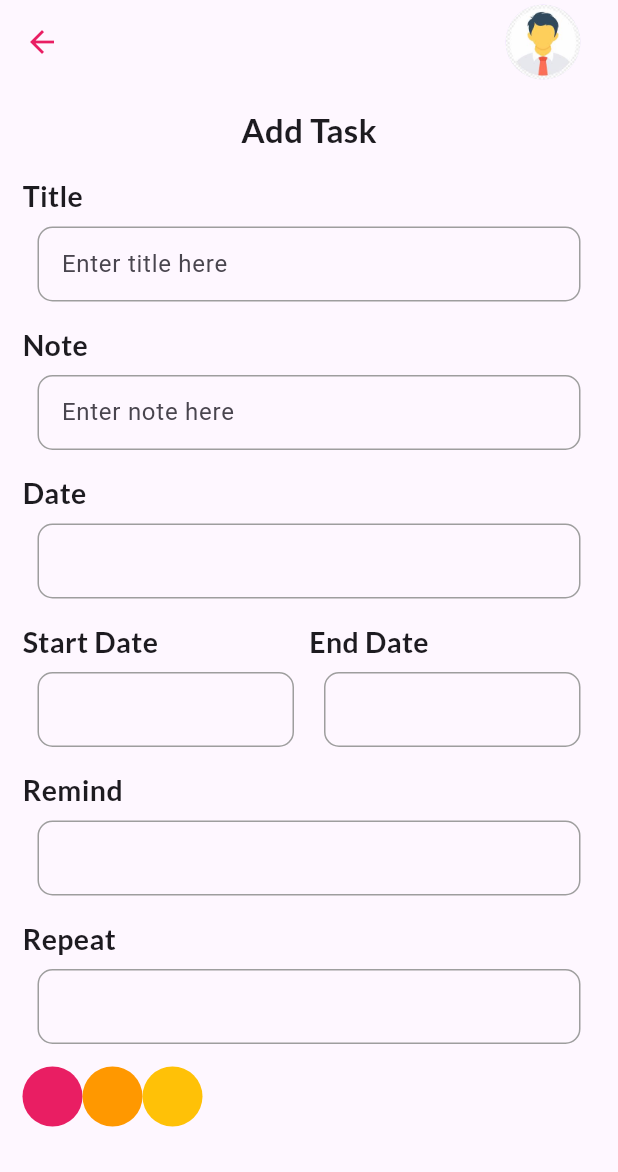
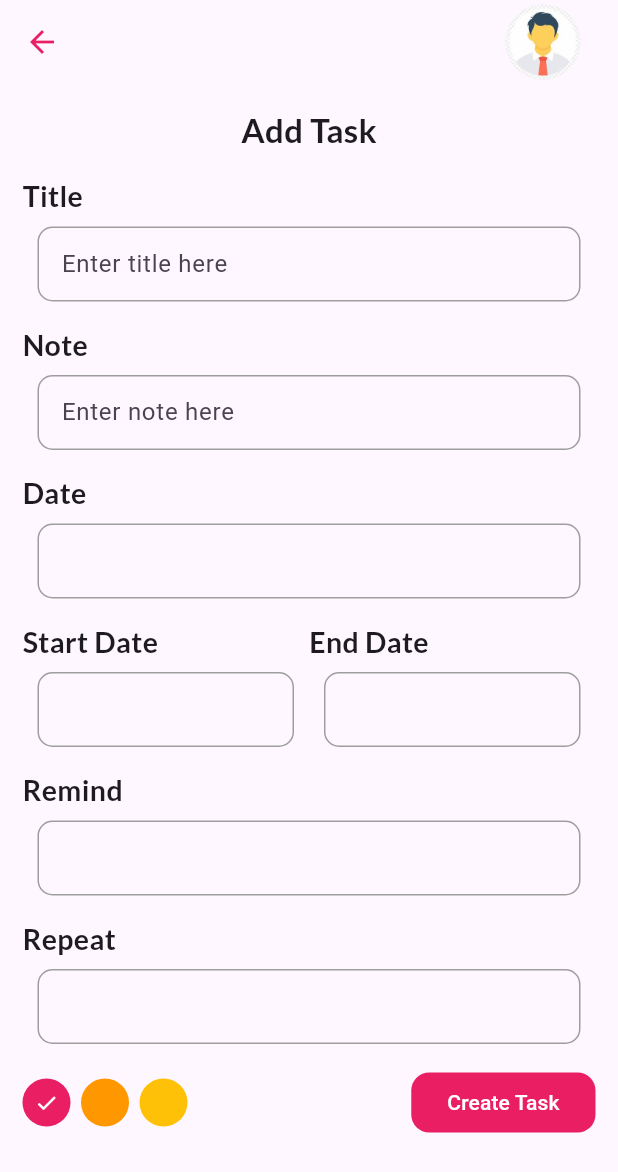
Before and after one commit to rama-alatiq/to_do_app, a Flutter app: the screen it shows after launch, on a phone screen of 412 x 824 dp. Shown: the top 1172 px of the screen. Run offline on Flutter 3.47's test engine with Material 3 defaults, Android fonts, the phone set to English and light mode, and no system bars; our stand-ins replace google_fonts.

Commit message:
update add_task_page.dart

```diff
--- a/lib/pages/add_task_page.dart
+++ b/lib/pages/add_task_page.dart
@@ -10,6 +10,7 @@ class AddTaskPage extends StatefulWidget {
 }
 
 class _AddTaskPageState extends State<AddTaskPage> {
+  int selectedColor = 0;
   @override
   Widget build(BuildContext context) {
     return Scaffold(
@@ -79,19 +80,51 @@ class _AddTaskPageState extends State<AddTaskPage> {
                       hintText: "",
                     ),
                     Row(
+                      mainAxisAlignment: MainAxisAlignment.spaceBetween,
                       children: [
                         Row(
                           children: List.generate(
                             3,
-                            (index) => CircleAvatar(
-                              backgroundColor: index == 0
-                                  ? Colors.pink
-                                  : index == 1
-                                      ? Colors.orange
-                                      : Colors.amber,
+                            (index) => GestureDetector(
+                              onTap: () {
+                                setState(() {
+                                  selectedColor = index;
+                                });
+                              },
+                              child: Padding(
+                                padding: const EdgeInsets.only(right: 7),
+                                child: CircleAvatar(
+                                  radius: 16,
+                                  backgroundColor: index == 0
+                                      ? Colors.pink
+                                      : index == 1
+                                          ? Colors.orange
+                                          : Colors.amber,
+                                  child: selectedColor == index
+                                      ? const Icon(
+                                          Icons.done,
+                                          color: Colors.white,
+                                          weight: 14,
+                                          size: 16,
+                                        )
+                                      : null,
+                                ),
+                              ),
                             ),
                           ),
-                        )
+                        ),
+                        FilledButton(
+                          onPressed: () {},
+                          style:  ButtonStyle(
+                            backgroundColor: const WidgetStatePropertyAll(Colors.pink),
+                            shape: WidgetStatePropertyAll(RoundedRectangleBorder(
+                              borderRadius:BorderRadius.circular(12)
+                            ))
+                          ),
+                          child: const Text(
+                            "Create Task",
+                          ),
+                        ),
                       ],
                     )
                   ]),
```
